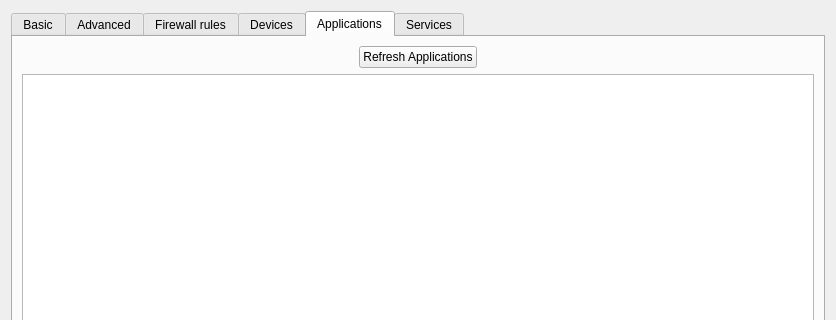
The window that ui/settingsdlg.ui (QubesOS/qubes-manager) describes before a commit, drawn with Qt 5; both pictures show x 0 to 836 and y 0 to 320 of the 836 by 665 pixel window.
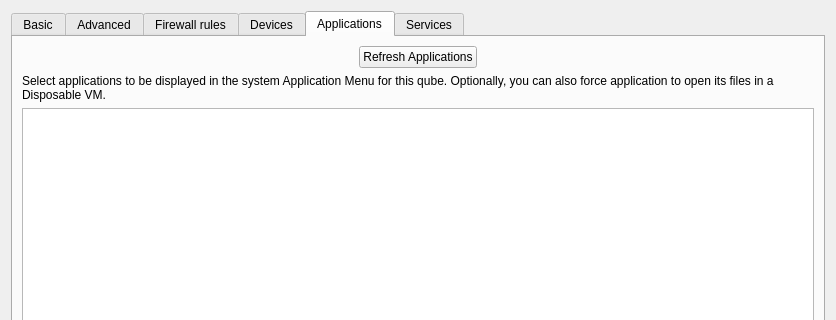
The same window after the commit. The open tabs and pages were chosen to show the change. Icons and pictures are not drawn. Custom widgets are drawn as their Qt base class.

Commit message:
FIXME added initial support for open in DispVM to Applications tab
Also a bit more descriptive Applications tab.

What changed in the file:
```diff
--- a/ui/settingsdlg.ui
+++ b/ui/settingsdlg.ui
@@ -1647,9 +1647,22 @@
            </property>
           </widget>
          </item>
-         <item row="1" column="0">
+         <item row="2" column="0">
           <widget class="QTableView" name="apps_table"/>
          </item>
+         <item row="1" column="0">
+          <widget class="QLabel" name="label_25">
+           <property name="text">
+            <string>Select applications to be displayed in the system Application Menu for this qube. Optionally, you can also force application to open its files in a Disposable VM.</string>
+           </property>
+           <property name="wordWrap">
+            <bool>true</bool>
+           </property>
+           <property name="margin">
+            <number>10</number>
+           </property>
+          </widget>
+         </item>
         </layout>
        </widget>
        <widget class="QWidget" name="services_tab">
```
The commit also changes 1 other file.
